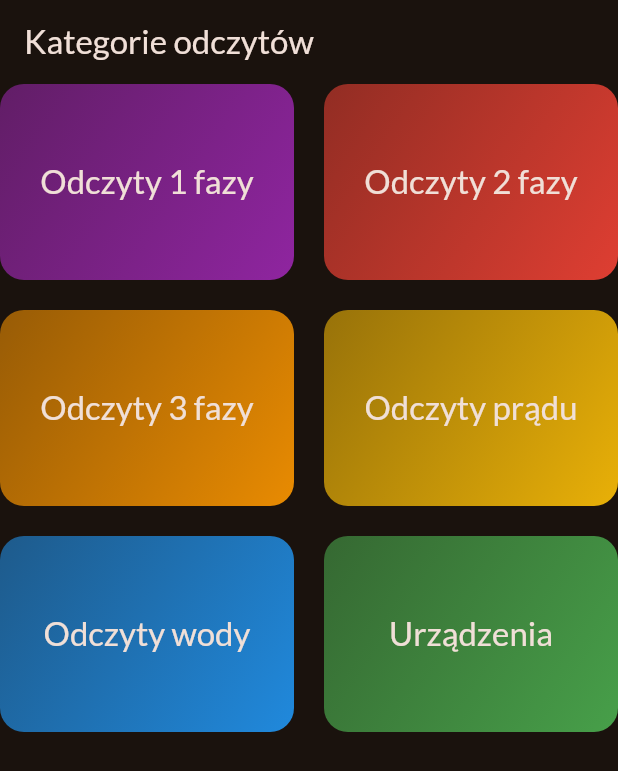
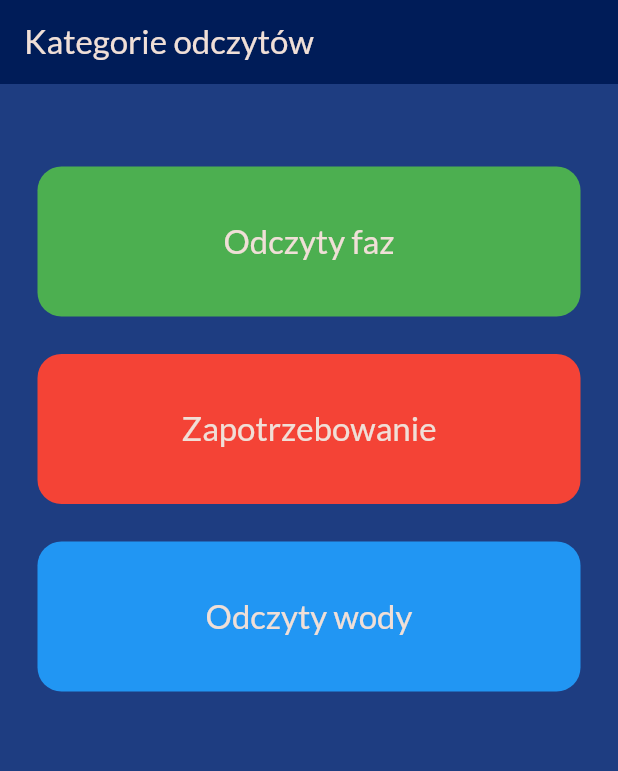
Before and after one commit to DawidZyluk/power-plant-monitoring-app, a Flutter app: the screen it shows after launch, on a phone screen of 412 x 824 dp. Shown: the top 771 px of the screen. Run offline on Flutter 3.47's test engine with Material 2 defaults, Android fonts, the light colour scheme and no system bars; our stand-ins replace google_fonts.

Commit message:
Landing page cleanup

```diff
--- a/lib/data/dummy_data.dart
+++ b/lib/data/dummy_data.dart
@@ -9,33 +9,18 @@ import 'package:mewa/models/electric_avg.dart';
 const availableCategories = [
   Category(
     id: 'c1',
-    title: 'Odczyty 1 fazy',
-    color: Colors.purple,
+    title: 'Odczyty faz',
+    color: Colors.green,
   ),
   Category(
     id: 'c2',
-    title: 'Odczyty 2 fazy',
+    title: 'Zapotrzebowanie',
     color: Colors.red,
   ),
   Category(
     id: 'c3',
-    title: 'Odczyty 3 fazy',
-    color: Colors.orange,
-  ),
-  Category(
-    id: 'c4',
-    title: 'Odczyty prądu',
-    color: Colors.amber,
-  ),
-  Category(
-    id: 'c5',
     title: 'Odczyty wody',
     color: Colors.blue,
-  ),
-  Category(
-    id: 'c6',
-    title: 'Urządzenia',
-    color: Colors.green,
   ),
 ];
 
--- a/lib/screens/categories.dart
+++ b/lib/screens/categories.dart
@@ -1,7 +1,8 @@
 import 'package:flutter/material.dart';
 import 'package:mewa/data/dummy_data.dart';
 import 'package:mewa/models/category.dart';
-import 'package:mewa/screens/electric_readings.dart';
+import 'package:mewa/screens/combined_phases.dart';
+import 'package:mewa/screens/electric_avg.dart';
 import 'package:mewa/screens/water_readings.dart';
 import 'package:mewa/widgets/category_grid_item.dart';
 import 'package:mewa/screens/phase_readings.dart';
@@ -11,11 +12,9 @@ class CategoriesScreen extends StatelessWidget {
 
   void _selectCategory(BuildContext context, Category category) {
     Widget screen = PhaseReadingsScreen(title: category.title, readings: []);
-    if(category.id == "c1") screen = PhaseReadingsScreen(title: category.title, readings: phase1);
-    if(category.id == "c2") screen = PhaseReadingsScreen(title: category.title, readings: phase2);
-    if(category.id == "c3") screen = PhaseReadingsScreen(title: category.title, readings: phase3);
-    if(category.id == "c4") screen = ElectricReadingsScreen(title: category.title, readings: electricReadings);
-    if(category.id == "c5") screen = WaterReadingsScreen(title: category.title, readings: waterReadings);
+    if(category.id == "c1") screen = CombinedPhasesScreen(title: category.title, readings: combinedPhases);
+    if(category.id == "c2") screen = ElectricAvgScreen(title: category.title, readings: electricAvg);
+    if(category.id == "c3") screen = WaterReadingsScreen(title: category.title, readings: waterReadings);
 
     Navigator.of(context).push(MaterialPageRoute(
         builder: (ctx) => screen));
@@ -24,16 +23,14 @@ class CategoriesScreen extends StatelessWidget {
   @override
   Widget build(BuildContext context) {
     return Scaffold(
+      backgroundColor: Color.fromRGBO(30, 61, 129, 1),
       appBar: AppBar(
+        backgroundColor: Color.fromRGBO(0, 28, 88, 1),
         title: const Text("Kategorie odczytów"),
       ),
-      body: GridView(
-        gridDelegate: const SliverGridDelegateWithFixedCrossAxisCount(
-            crossAxisCount: 2,
-            childAspectRatio: 3 / 2,
-            crossAxisSpacing: 20,
-            mainAxisSpacing: 20),
+      body: ListView(
         children: [
+          const SizedBox(height: 30,),
           for (final category in availableCategories)
             CategoryGridItem(
               category: category,
--- a/lib/widgets/category_grid_item.dart
+++ b/lib/widgets/category_grid_item.dart
@@ -16,16 +16,19 @@ class CategoryGridItem extends StatelessWidget {
       borderRadius: BorderRadius.circular(16),
       child: Container(
         // padding: const EdgeInsets.all(16),
+        height: 100,
+        margin: const EdgeInsets.only(top: 25, left: 25, right: 25),
         decoration: BoxDecoration(
           borderRadius: BorderRadius.circular(16),
-          gradient: LinearGradient(
-            colors: [
-              category.color.withOpacity(0.55),
-              category.color.withOpacity(0.9)
-            ],
-            begin: Alignment.topLeft,
-            end: Alignment.bottomRight
-          )
+          color: category.color
+          // gradient: LinearGradient(
+          //   colors: [
+          //     category.color.withOpacity(0.55),
+          //     category.color.withOpacity(0.9)
+          //   ],
+          //   begin: Alignment.topLeft,
+          //   end: Alignment.bottomRight
+          // )
         ),
         child: Align(
           alignment: const Alignment(0, 0),
```
Also changed, not shown: lib/screens/combined_phases.dart (renamed from lib/screens/electric_readings.dart, +5 -5 lines), lib/screens/electric_avg.dart (added, +51 -0 lines), lib/widgets/combined_phases.dart (renamed from lib/widgets/electric_reading.dart, +4 -10 lines), lib/widgets/electric_avg.dart (added, +34 -0 lines).
